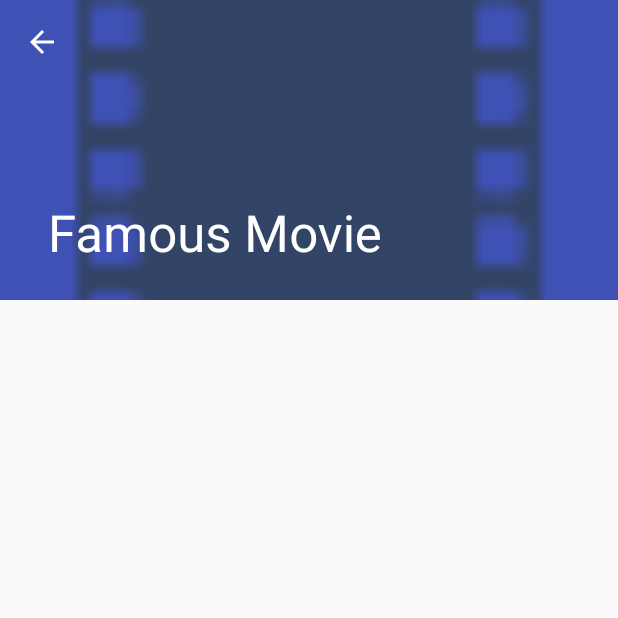
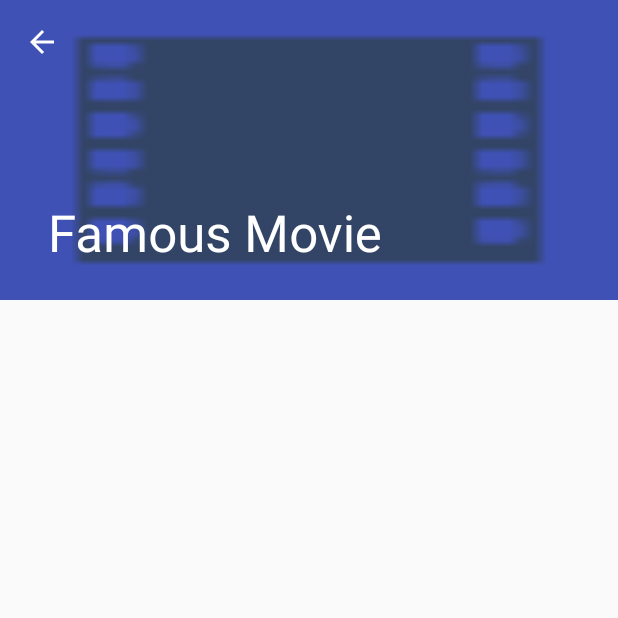
Before and after one commit to matheusfreire/movies, an Android app: the MovieDetailActivity screen opened directly, with no data from a screen before it, on a phone screen of 412 x 824 dp, the top half of it. Run offline under Robolectric (Android 15) with nearby library versions, the phone set to English and light mode, and no system bars; our stand-ins replace ButterKnife, Picasso; pictures from the network do not load; 3 statements that could not run were skipped.

Commit message:
Image fit all toolbar

```diff
--- a/app/src/main/res/layout/activity_movie_detail.xml
+++ b/app/src/main/res/layout/activity_movie_detail.xml
@@ -30,7 +30,8 @@
                 android:layout_height="wrap_content"
                 android:background="?attr/selectableItemBackgroundBorderless"
                 android:contentDescription="@string/thumbnail"
-                android:scaleType="centerCrop"
+                android:scaleType="fitXY"
+                android:fitsSystemWindows="true"
                 android:adjustViewBounds="true"
                 app:layout_collapseMode="parallax"
                 app:layout_collapseParallaxMultiplier="0.7"
```
